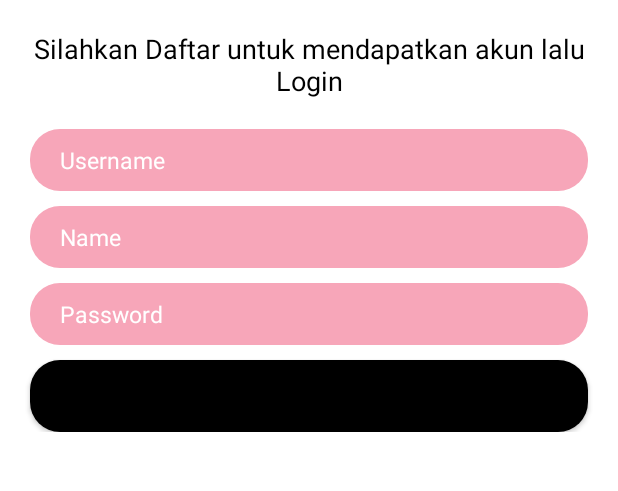
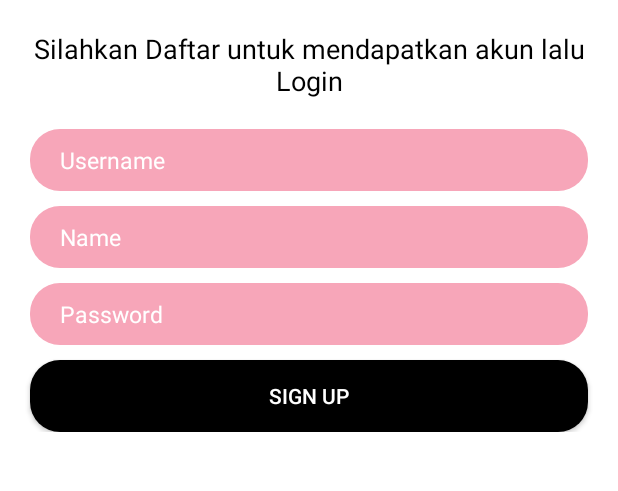
Before and after one commit to pandapol/TUGAS-UAS-10116282, an Android app: the SignUpActivity screen opened directly, with no data from a screen before it, on a phone screen of 412 x 824 dp, the part 300-791 px from its top. Run offline under Robolectric (Android 15) with nearby library versions, the phone set to English and light mode, and no system bars; our stand-ins replace Room's generated code.

Commit message:
6th Commit

```diff
--- a/app/src/main/res/layout/activity_login.xml
+++ b/app/src/main/res/layout/activity_login.xml
@@ -74,7 +74,7 @@
             android:layout_marginTop="10dp"
             android:background="@drawable/item_button"
             android:text="@string/login"
-            android:textColor="@android:color/black" />
+            android:textColor="@android:color/white" />
 
         <TextView
             android:layout_width="wrap_content"
--- a/app/src/main/res/layout/activity_sign_up.xml
+++ b/app/src/main/res/layout/activity_sign_up.xml
@@ -87,7 +87,7 @@
             android:layout_marginEnd="20dp"
             android:background="@drawable/item_button"
             android:text="@string/sign_up"
-            android:textColor="@android:color/black" />
+            android:textColor="@android:color/white" />
 
     </LinearLayout>
 
```
